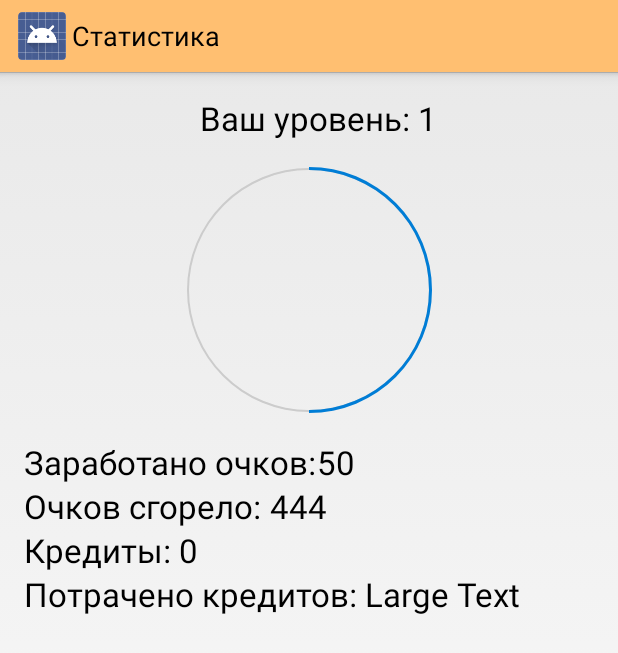
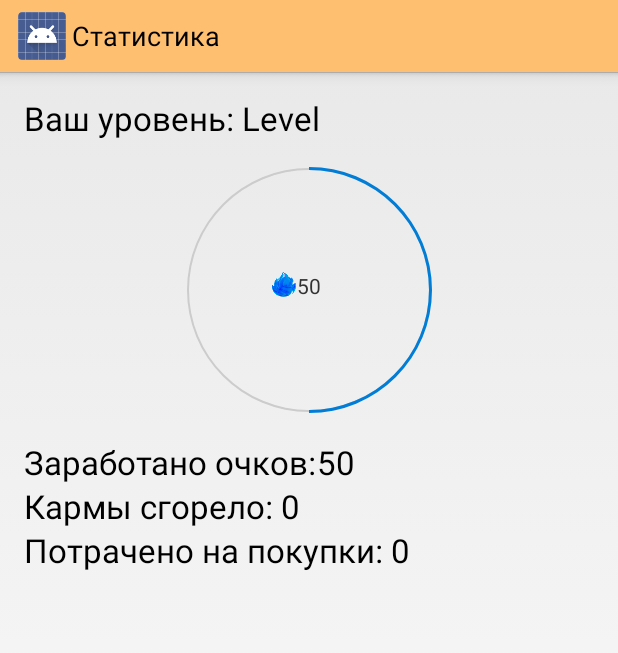
Before and after one commit to FrowningNeko/TimeTest, an Android app: the Level screen opened directly, with no data from a screen before it, on a phone screen of 412 x 824 dp. Shown: the top 653 px of the screen. Run offline under Robolectric (Android 15) with nearby library versions, the phone set to English and light mode, and no system bars.

Commit message:
30/12/16

```diff
--- a/app/src/main/java/com/example/acer/testapptime/Level.java
+++ b/app/src/main/java/com/example/acer/testapptime/Level.java
@@ -2,6 +2,7 @@ package com.example.acer.testapptime;
 
 import android.app.Activity;
 import android.content.Context;
+import android.content.Intent;
 import android.content.SharedPreferences;
 import android.support.v7.app.AppCompatActivity;
 import android.os.Bundle;
@@ -9,19 +10,23 @@ import android.widget.ImageView;
 import android.widget.ProgressBar;
 import android.widget.TextView;
 
+import java.text.SimpleDateFormat;
+
 public class Level extends Activity {
 
     TextView tvLevel;
     TextView tvScore;
     TextView tvScoreFail;
-    TextView tvCoin;
+    TextView tvKarma;
+    TextView tvKarmaShop;
     int karma;
+    int oldKarma;
+    int karmaShop;
+    int karmaFail;
+    ImageView imageKarma;
     SharedPreferences sharedPreferences;
     ProgressBar progressBar;
     public static final String SP_SETTING = "setting";
-    public static final String SP_LVL = "LVL";
-    public static final String SP_COIN = "Coin";
-    public static final String SP_SCORE_FAIL = "ScoreFail";
     public static final String SP_KARMA = "Karma";
 
 
@@ -30,19 +35,38 @@ public class Level extends Activity {
         super.onCreate(savedInstanceState);
         setContentView(R.layout.activity_level);
 
-        tvCoin = (TextView)findViewById(R.id.textView14);
         tvScore = (TextView)findViewById(R.id.textView10);
         tvScoreFail = (TextView)findViewById(R.id.textView12);
+        tvKarma = (TextView)findViewById(R.id.karma);
         progressBar = (ProgressBar)findViewById(R.id.progressBar);
         tvLevel = (TextView)findViewById(R.id.textView8);
+        tvKarmaShop = (TextView)findViewById(R.id.karmaShop);
+        imageKarma = (ImageView) findViewById(R.id.imageView7);
         sharedPreferences = getSharedPreferences(SP_SETTING, Context.MODE_PRIVATE);
+        karma = sharedPreferences.getInt(SP_KARMA, 50);
+        tvKarma.setText(""+karma);
+        karmaShop = sharedPreferences.getInt("KarmaShop", 0);
+        karmaFail = sharedPreferences.getInt("KarmaFail", 0);
+        tvScoreFail.setText(""+karmaFail);
+        tvKarmaShop.setText(""+karmaShop);
 
-        karma = sharedPreferences.getInt(SP_KARMA, 50);
+
+        oldKarma = sharedPreferences.getInt("OldKarma", karma);
+        if(oldKarma>karma){
+        imageKarma.setImageResource(R.drawable.karma_false);
+        }
+        else {
+        if(oldKarma<karma) {
+            imageKarma.setImageResource(R.drawable.karma_true);
+        }
+        }
+        SharedPreferences.Editor editor = sharedPreferences.edit();
+        editor.putInt("OldKarma", karma);
+        editor.apply();
+
+
+
         tvScore.setText(String.valueOf(karma));
-        int level = sharedPreferences.getInt(SP_LVL, 1);
-        tvCoin.setText(String.valueOf(sharedPreferences.getInt(SP_COIN, 0)));
-        tvLevel.setText(String.valueOf(level));
-        tvScoreFail.setText(String.valueOf(sharedPreferences.getInt(SP_SCORE_FAIL, 444)));
         progressBar.setProgress(karma);
     }
 }
--- a/app/src/main/res/layout/activity_level.xml
+++ b/app/src/main/res/layout/activity_level.xml
@@ -1,5 +1,6 @@
 <?xml version="1.0" encoding="utf-8"?>
 <RelativeLayout xmlns:android="http://schemas.android.com/apk/res/android"
+    xmlns:app="http://schemas.android.com/apk/res-auto"
     xmlns:tools="http://schemas.android.com/tools"
     android:layout_width="match_parent"
     android:layout_height="match_parent"
@@ -12,21 +13,20 @@
     <TextView
         android:layout_width="wrap_content"
         android:layout_height="wrap_content"
-        android:text="Ваш уровень: "
-        android:id="@+id/textView5"
-        android:textAppearance="?android:attr/textAppearanceLarge"
-        android:layout_alignParentTop="true"
-        android:layout_centerHorizontal="true"  />
-
-    <TextView
-        android:layout_width="wrap_content"
-        android:layout_height="wrap_content"
         android:text="Level"
         android:id="@+id/textView8"
         android:layout_alignParentTop="true"
         android:layout_toRightOf="@+id/textView5"
         android:layout_toEndOf="@+id/textView5"
         android:textAppearance="?android:attr/textAppearanceLarge"/>
+    <TextView
+        android:layout_width="wrap_content"
+        android:layout_height="wrap_content"
+        android:text="Ваш уровень: "
+        android:id="@+id/textView5"
+        android:textAppearance="?android:attr/textAppearanceLarge"
+        android:layout_alignParentLeft="true"
+        android:layout_alignParentStart="true" />
 
     <TextView
         android:layout_width="wrap_content"
@@ -37,6 +37,14 @@
         android:layout_alignParentStart="true"
         android:layout_alignParentLeft="true"
         android:layout_below="@+id/progressBar" />
+    <TextView
+        android:text="999"
+        android:layout_width="wrap_content"
+        android:layout_height="wrap_content"
+        android:id="@+id/karma"
+        android:layout_marginTop="20dp"
+        android:layout_alignTop="@+id/imageView"
+        android:layout_centerHorizontal="true" />
 
     <TextView
         android:layout_width="wrap_content"
@@ -53,61 +61,11 @@
         android:layout_width="wrap_content"
         android:layout_height="wrap_content"
         android:textAppearance="?android:attr/textAppearanceLarge"
-        android:text="Очков сгорело: "
+        android:text="Кармы сгорело: "
         android:id="@+id/textView11"
         android:layout_alignTop="@+id/textView12"
         android:layout_alignParentLeft="true"
         android:layout_alignParentStart="true" />
-
-    <TextView
-        android:layout_width="wrap_content"
-        android:layout_height="wrap_content"
-        android:textAppearance="?android:attr/textAppearanceLarge"
-        android:text="Large Text"
-        android:id="@+id/textView12"
-        android:layout_below="@+id/textView10"
-        android:layout_toRightOf="@+id/textView11"
-        android:layout_toEndOf="@+id/textView11" />
-
-    <TextView
-        android:layout_width="wrap_content"
-        android:layout_height="wrap_content"
-        android:textAppearance="?android:attr/textAppearanceLarge"
-        android:text="Кредиты: "
-        android:id="@+id/textView13"
-        android:layout_alignParentStart="true"
-        android:layout_below="@+id/textView12"
-        android:layout_alignParentLeft="true" />
-
-    <TextView
-        android:layout_width="wrap_content"
-        android:layout_height="wrap_content"
-        android:textAppearance="?android:attr/textAppearanceLarge"
-        android:text="Large Text"
-        android:id="@+id/textView14"
-        android:layout_below="@+id/textView11"
-        android:layout_toRightOf="@+id/textView13"
-        android:layout_toEndOf="@+id/textView13" />
-
-    <TextView
-        android:layout_width="wrap_content"
-        android:layout_height="wrap_content"
-        android:textAppearance="?android:attr/textAppearanceLarge"
-        android:text="Потрачено кредитов: "
-        android:id="@+id/textView15"
-        android:layout_alignParentStart="true"
-        android:layout_below="@+id/textView14"
-        android:layout_alignParentLeft="true" />
-
-    <TextView
-        android:layout_width="wrap_content"
-        android:layout_height="wrap_content"
-        android:textAppearance="?android:attr/textAppearanceLarge"
-        android:text="Large Text"
-        android:id="@+id/textView16"
-        android:layout_alignTop="@+id/textView15"
-        android:layout_toRightOf="@+id/textView15"
-        android:layout_toEndOf="@+id/textView15" />
 
     <ProgressBar
         android:id="@+id/progressBar"
@@ -130,5 +88,52 @@
         android:layout_centerHorizontal="true"
         android:layout_marginTop="67dp" />
 
+    <ImageView
+        android:layout_width="17dp"
+        android:layout_height="17dp"
+        android:background="@drawable/karma"
+        android:id="@+id/imageView6"
+        android:layout_alignTop="@+id/karma"
+        android:layout_toLeftOf="@+id/karma"
+        android:layout_toStartOf="@+id/karma" />
+
+    <ImageView
+        android:layout_width="17dp"
+        android:layout_height="17dp"
+        android:id="@+id/imageView7"
+        android:layout_alignTop="@+id/karma"
+        android:layout_toRightOf="@+id/karma"
+        android:layout_toEndOf="@+id/karma" />
+
+    <TextView
+        android:layout_width="wrap_content"
+        android:layout_height="wrap_content"
+        android:textAppearance="?android:attr/textAppearanceLarge"
+        android:text="999"
+        android:id="@+id/textView12"
+        android:layout_below="@+id/textView9"
+        android:layout_toRightOf="@+id/textView11"
+        android:layout_toEndOf="@+id/textView11" />
+
+    <TextView
+        android:text="Потрачено на покупки: "
+        android:layout_width="wrap_content"
+        android:layout_height="wrap_content"
+        android:layout_below="@+id/textView11"
+        android:layout_alignParentLeft="true"
+        android:layout_alignParentStart="true"
+        android:id="@+id/textView13"
+        android:textAppearance="?android:attr/textAppearanceLarge"/>
+
+    <TextView
+        android:text="999"
+        android:layout_width="wrap_content"
+        android:layout_height="wrap_content"
+        android:layout_below="@+id/textView11"
+        android:layout_toRightOf="@+id/textView13"
+        android:layout_toEndOf="@+id/textView13"
+        android:id="@+id/karmaShop"
+        android:textAppearance="?android:attr/textAppearanceLarge"/>
+
 
 </RelativeLayout>
--- a/app/src/main/res/values/strings.xml
+++ b/app/src/main/res/values/strings.xml
@@ -4,4 +4,6 @@
     <string name="title_activity_settings">Настройки</string>
     <string name="title_activity_shop">Магазин</string>
     <string name="title_activity_level">Статистика</string>
+    <string name="title_activity_about">О приложении</string>
+    <string name="title_activity_faq">FAQ</string>
 </resources>
--- a/app/src/main/res/xml/preferences.xml
+++ b/app/src/main/res/xml/preferences.xml
@@ -10,7 +10,7 @@
                 android:entries="@array/listWorkArray"
                 android:entryValues="@array/listWorkValues" />
             <ListPreference
-                android:title="Время работы"
+                android:title="Время отдыха"
                 android:summary="Тут можно настроить время отдыха"
                 android:key="listRelax"
                 android:defaultValue="5"
```
Also changed, not shown: app/src/main/AndroidManifest.xml (+15 -5 lines), app/src/main/java/com/example/acer/testapptime/About.java (added, +14 -0 lines), app/src/main/java/com/example/acer/testapptime/FAQ.java (added, +14 -0 lines), app/src/main/java/com/example/acer/testapptime/MyTimer.java (+7 -1 lines), app/src/main/java/com/example/acer/testapptime/Settings.java (+28 -28 lines), app/src/main/java/com/example/acer/testapptime/Shop.java (+15 -14 lines), app/src/main/res/layout/activity_about.xml (added, +29 -0 lines), app/src/main/res/layout/activity_faq.xml (added, +21 -0 lines), app/src/main/res/layout/activity_shop.xml (+61 -5 lines), app/src/main/res/drawable/karma_false.png (added), app/src/main/res/drawable/karma_true.png (added).
